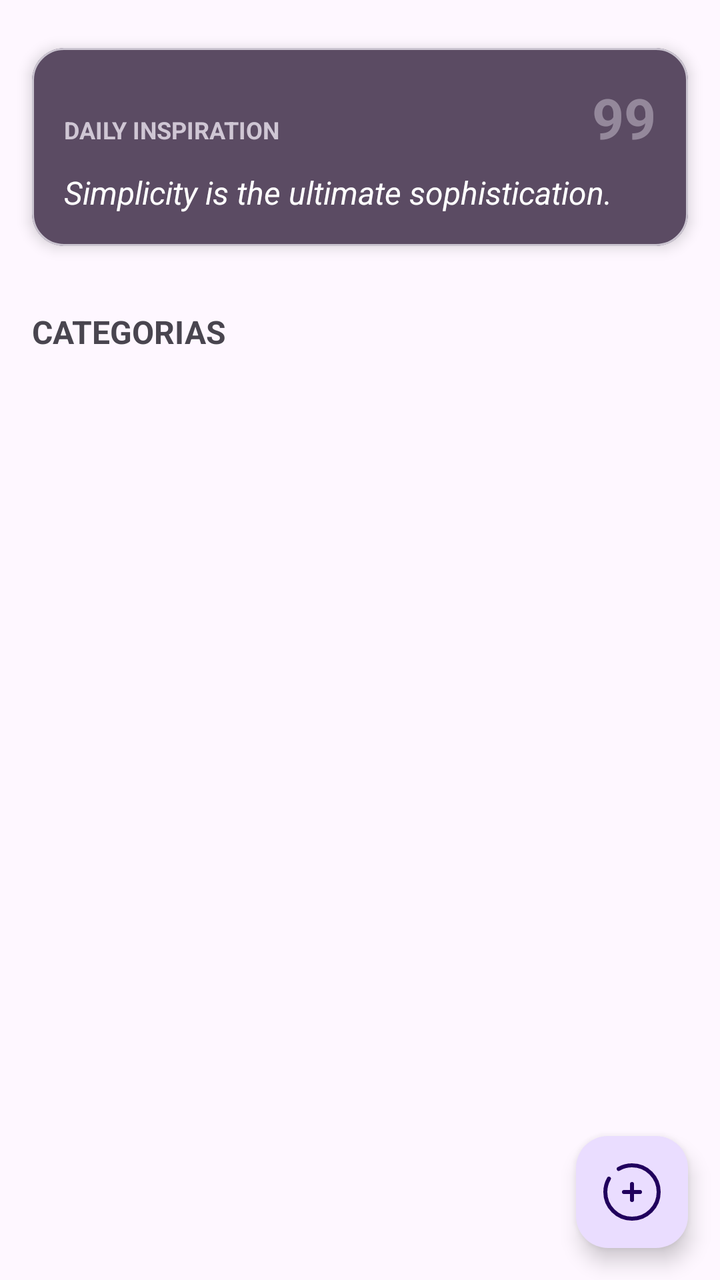
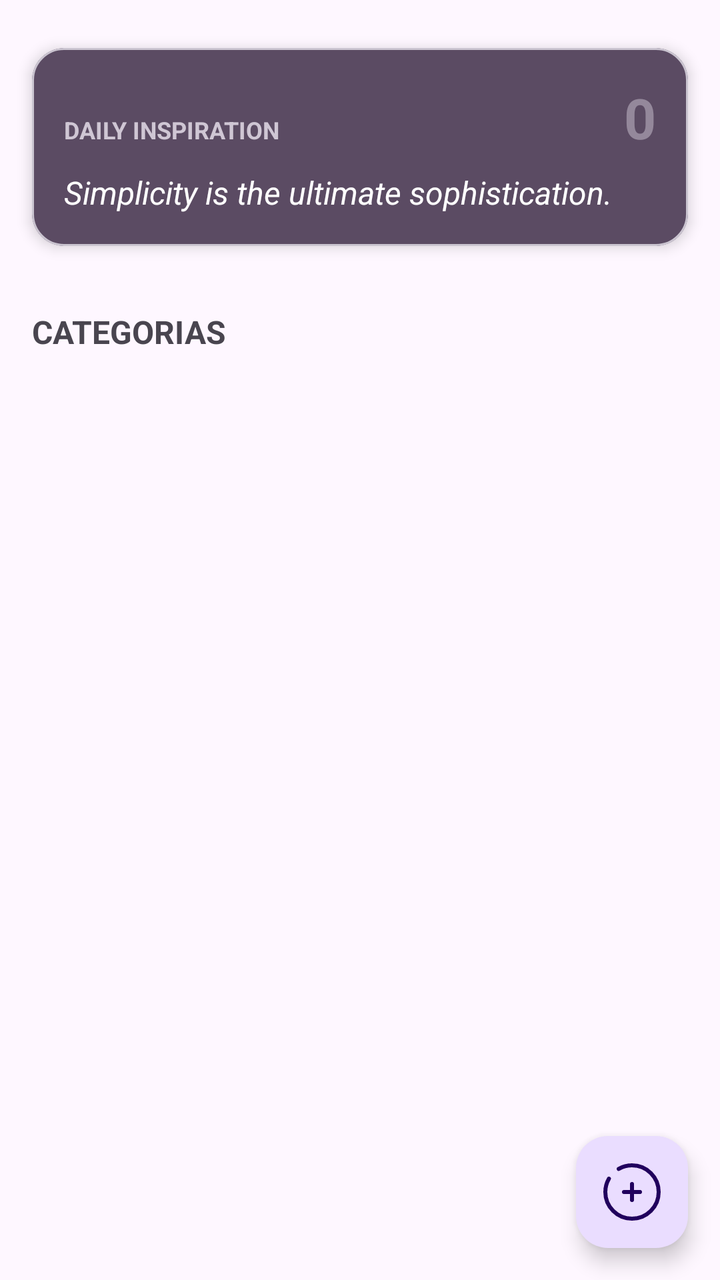

Compare the two renders of this Android layout. The source of the first and the diff that turns it into the second are given below.
<!-- AndroidManifest.xml: application theme Theme.TaskList -->
<!-- res/layout/activity_main.xml -->
<?xml version="1.0" encoding="utf-8"?>
<androidx.constraintlayout.widget.ConstraintLayout xmlns:android="http://schemas.android.com/apk/res/android"
    xmlns:app="http://schemas.android.com/apk/res-auto"
    xmlns:tools="http://schemas.android.com/tools"
    android:id="@+id/main"
    android:layout_width="match_parent"
    android:layout_height="match_parent"
    tools:context=".activities.MainActivity">

    <LinearLayout
        android:layout_width="match_parent"
        android:layout_height="0dp"
        android:orientation="vertical"
        app:layout_constraintTop_toTopOf="parent"
        app:layout_constraintBottom_toBottomOf="parent"
        app:layout_constraintStart_toStartOf="parent"
        app:layout_constraintEnd_toEndOf="parent"
        android:paddingTop="8dp">

        
        <com.google.android.material.card.MaterialCardView
            android:layout_width="match_parent"
            android:layout_height="wrap_content"
            android:layout_margin="16dp"
            app:cardCornerRadius="16dp"
            app:cardElevation="4dp"
            app:cardBackgroundColor="#5B4B63">

            <LinearLayout
                android:layout_width="match_parent"
                android:layout_height="wrap_content"
                android:orientation="vertical"
                android:padding="16dp">

                <LinearLayout
                    android:layout_width="match_parent"
                    android:layout_height="wrap_content"
                    android:orientation="horizontal">

                    
                    <TextView
                        android:layout_width="0dp"
                        android:layout_height="wrap_content"
                        android:layout_weight="1"
                        android:text="DAILY INSPIRATION"
                        android:textSize="12sp"
                        android:textStyle="bold"
                        android:textAllCaps="true"
                        android:textColor="#CFC6D4"/>

                    
                    <TextView
                        android:id="@+id/idPhraseTexView"
                        android:layout_width="wrap_content"
                        android:layout_height="wrap_content"
                        android:text="99"
                        android:textSize="28sp"
                        android:textStyle="bold"
                        android:textColor="#CFC6D4"
                        android:alpha="0.5"/>
                </LinearLayout>

                
                <TextView
                    android:id="@+id/phraseTextView"
                    android:layout_width="match_parent"
                    android:layout_height="wrap_content"
                    android:layout_marginTop="8dp"
                    android:text="Simplicity is the ultimate sophistication."
                    android:textStyle="italic"
                    android:textSize="16sp"
                    android:textColor="#FFFFFF"
                    android:lineSpacingExtra="4dp"/>

            </LinearLayout>

        </com.google.android.material.card.MaterialCardView>

        <TextView
            android:layout_width="match_parent"
            android:layout_height="wrap_content"
            android:textStyle="bold"
            android:textSize="16sp"
            android:text="Categorias"
            android:padding="16sp"
            android:textAllCaps="true"
            />

        
        <androidx.recyclerview.widget.RecyclerView
            android:id="@+id/recyclerView"
            android:layout_width="match_parent"
            android:layout_height="390dp"
            app:layoutManager="androidx.recyclerview.widget.LinearLayoutManager"
            tools:listitem="@layout/item_category" />

    </LinearLayout>

    
    <com.google.android.material.floatingactionbutton.FloatingActionButton
        android:id="@+id/addCategoryFAB"
        style="?attr/floatingActionButtonStyle"
        android:layout_width="wrap_content"
        android:layout_height="wrap_content"
        android:layout_margin="16dp"
        android:foreground="?attr/selectableItemBackground"
        app:maxImageSize="32dp"
        app:srcCompat="@drawable/ic_add"
        app:layout_constraintEnd_toEndOf="parent"
        app:layout_constraintBottom_toBottomOf="parent"/>

</androidx.constraintlayout.widget.ConstraintLayout>
<!-- res/layout/item_category.xml (included above) -->
<?xml version="1.0" encoding="utf-8"?>
<FrameLayout xmlns:android="http://schemas.android.com/apk/res/android"
    xmlns:app="http://schemas.android.com/apk/res-auto"
    android:layout_width="match_parent"
    android:layout_height="wrap_content">

    <com.google.android.material.card.MaterialCardView
        android:layout_width="match_parent"
        android:layout_height="wrap_content"
        android:layout_marginHorizontal="16dp"
        android:layout_marginVertical="8dp"
        app:cardCornerRadius="16dp"
        app:cardElevation="5dp"
        app:strokeWidth="0dp"
        android:foreground="?attr/selectableItemBackground">

        <LinearLayout
            android:layout_width="match_parent"
            android:layout_height="wrap_content"
            android:orientation="horizontal"
            android:padding="16dp"
            android:gravity="center_vertical"
            android:foreground="?attr/selectableItemBackground">

            
            <FrameLayout
                android:layout_width="48dp"
                android:layout_height="48dp"
                android:gravity="center">

                <ImageView
                    android:layout_width="wrap_content"
                    android:layout_height="wrap_content"
                    android:src="@drawable/ic_category"/>
            </FrameLayout>

            
            <LinearLayout
                android:layout_width="0dp"
                android:layout_height="wrap_content"
                android:layout_weight="1"
                android:orientation="vertical"
                android:layout_marginStart="16dp">

                <TextView
                    android:id="@+id/titleTextView"
                    android:layout_width="wrap_content"
                    android:layout_height="wrap_content"
                    android:text="Compras"
                    android:textStyle="bold"
                    android:textSize="16sp"/>

                <TextView
                    android:id="@+id/subtitleText"
                    android:layout_width="wrap_content"
                    android:layout_height="wrap_content"
                    android:text="12 Tareas"
                    android:textSize="14sp"/>
            </LinearLayout>

            
            <ImageView
                android:layout_width="40dp"
                android:layout_height="40dp"
                android:src="@drawable/ic_swipe"/>

        </LinearLayout>

    </com.google.android.material.card.MaterialCardView>

</FrameLayout>
<!-- resources referenced by this layout -->
<resources>
  <!-- drawable ic_add (drawable) -->
  <vector xmlns:android="http://schemas.android.com/apk/res/android"
      android:width="800dp"
      android:height="800dp"
      android:viewportWidth="24"
      android:viewportHeight="24">
    <path
        android:pathData="M15,12L12,12M12,12L9,12M12,12L12,9M12,12L12,15"
        android:strokeWidth="1.5"
        android:fillColor="#00000000"
        android:strokeColor="#1C274C"
        android:strokeLineCap="round"/>
    <path
        android:pathData="M7,3.338C8.471,2.487 10.179,2 12,2C17.523,2 22,6.477 22,12C22,17.523 17.523,22 12,22C6.477,22 2,17.523 2,12C2,10.179 2.487,8.471 3.338,7"
        android:strokeWidth="1.5"
        android:fillColor="#00000000"
        android:strokeColor="#1C274C"
        android:strokeLineCap="round"/>
  </vector>
  <!-- drawable ic_category (drawable) -->
  <vector xmlns:android="http://schemas.android.com/apk/res/android"
      android:width="800dp"
      android:height="800dp"
      android:viewportWidth="16"
      android:viewportHeight="16">
    <path
        android:pathData="M7.93,8.24 L5.26,5.58 4,6.85l3.94,3.94L16,2.7 14.74,1.43 13,3.17 11.2,5ZM11.2,12.24L2.8,12.24L2.8,3.8L11,3.8L12.75,2L1,2L1,14L13,14L13,7.13l-1.8,1.8Z"
        android:fillColor="#000000"/>
  </vector>
  <!-- drawable ic_swipe (drawable) -->
  <vector xmlns:android="http://schemas.android.com/apk/res/android"
      android:width="800dp"
      android:height="800dp"
      android:viewportWidth="24"
      android:viewportHeight="24">
    <path
        android:pathData="M13.2,8.6a1,1 0,0 1,0.2 -1.4A5.94,5.94 0,0 1,17 6a6,6 0,0 1,0 12,5.94 5.94,0 0,1 -3.6,-1.2 1,1 0,0 1,1.2 -1.6A3.959,3.959 0,0 0,17 16a4,4 0,0 0,0 -8,3.959 3.959,0 0,0 -2.4,0.8A1,1 0,0 1,13.2 8.6ZM1.294,12.708l4,4a1,1 0,1 0,1.414 -1.414L4.414,13H17a1,1 0,0 0,0 -2H4.414L6.707,8.707A1,1 0,1 0,5.293 7.293l-4,4a1,1 0,0 0,0 1.416Z"
        android:fillColor="#000000"/>
  </vector>
  <style name="Theme.TaskList" parent="Base.Theme.TaskList" />
  <style name="Base.Theme.TaskList" parent="Theme.Material3.DayNight.NoActionBar">
          
          
      </style>
</resources>

<!-- the commit's change to res/layout/activity_main.xml (unified diff, before → after) -->
@@ -53,7 +53,7 @@
                         android:id="@+id/idPhraseTexView"
                         android:layout_width="wrap_content"
                         android:layout_height="wrap_content"
-                        android:text="99"
+                        android:text="0"
                         android:textSize="28sp"
                         android:textStyle="bold"
                         android:textColor="#CFC6D4"
<!-- resource entries referenced after the edit -->
@@ -26,8 +26,9 @@
       android:viewportWidth="16"
       android:viewportHeight="16">
     <path
-        android:pathData="M7.93,8.24 L5.26,5.58 4,6.85l3.94,3.94L16,2.7 14.74,1.43 13,3.17 11.2,5ZM11.2,12.24L2.8,12.24L2.8,3.8L11,3.8L12.75,2L1,2L1,14L13,14L13,7.13l-1.8,1.8Z"
-        android:fillColor="#000000"/>
+        android:pathData="M4,4L9,4C9.552,4 10,3.552 10,3C10,2.448 9.552,2 9,2L4,2C2.895,2 2,2.895 2,4L2,12C2,13.105 2.895,14 4,14L12,14C13.105,14 14,13.105 14,12L14,10C14,9.448 13.552,9 13,9C12.448,9 12,9.448 12,10L12,12L4,12L4,4ZM15.207,2.293C14.817,1.902 14.183,1.902 13.793,2.293L8.5,7.586L7.707,6.793C7.317,6.402 6.683,6.402 6.293,6.793C5.902,7.183 5.902,7.817 6.293,8.207L7.793,9.707C7.98,9.895 8.235,10 8.5,10C8.765,10 9.02,9.895 9.207,9.707L15.207,3.707C15.598,3.317 15.598,2.683 15.207,2.293Z"
+        android:fillColor="#000000"
+        android:fillType="evenOdd"/>
   </vector>
   <!-- drawable ic_swipe (drawable) -->
   <vector xmlns:android="http://schemas.android.com/apk/res/android"
